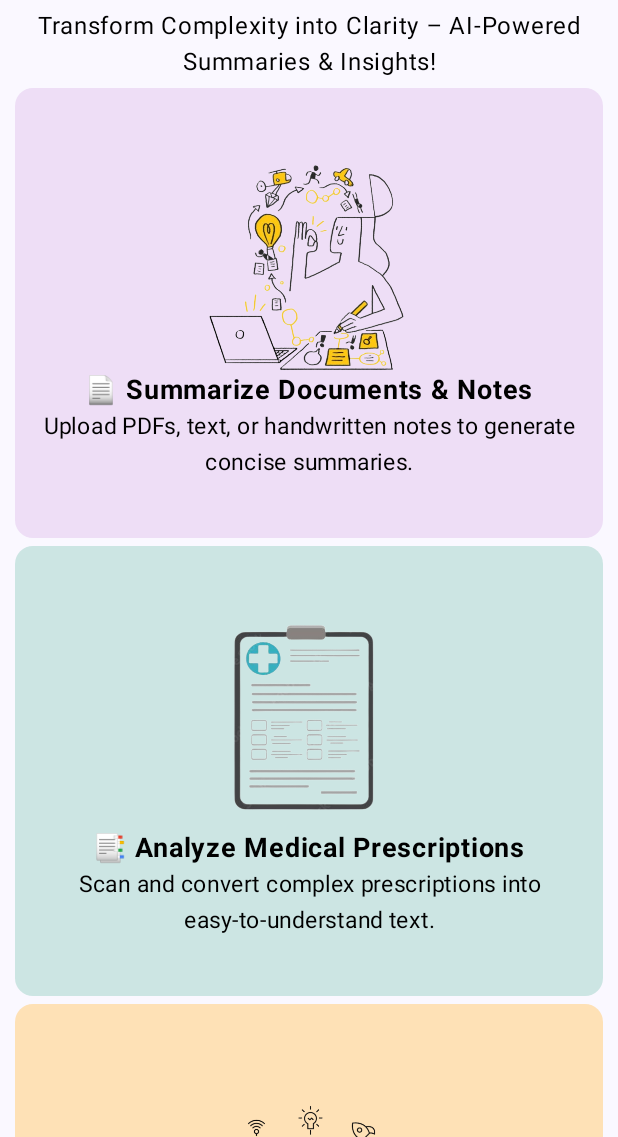
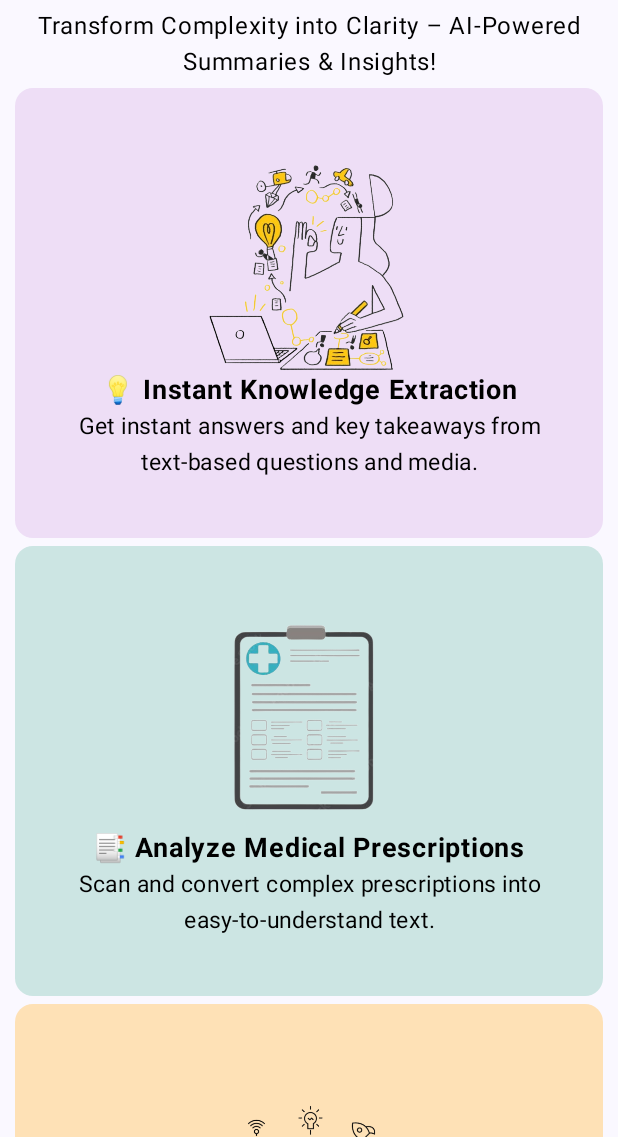
Before and after one commit to DevDewangan16/BrevIQ, an Android app built with Jetpack Compose: the HomeScreen screen opened through its navigation route, on a phone screen of 412 x 824 dp, the part 99-1236 px from its top. Run offline under Robolectric (Android 15) with nearby library versions, the phone set to English and light mode, and no system bars; our stand-ins replace Firebase (no records; nobody signed in at launch, a user with empty details on screens opened directly).

Commit message:
Improved Content Clarity for Better Understanding

```diff
--- a/app/src/main/java/com/example/gemi/ui/HomeScreen.kt
+++ b/app/src/main/java/com/example/gemi/ui/HomeScreen.kt
@@ -88,13 +88,15 @@ fun HomeScreen(brevIQViewModel: BrevIQViewModel,
                             contentScale = ContentScale.FillBounds
                         )
                         Text(
-                            text = "\uD83D\uDCC4 Summarize Documents & Notes",
+//                            text = "\uD83D\uDCC4 Summarize Documents & Notes",
+                            text="\uD83D\uDCA1 Instant Knowledge Extraction",
                             fontSize = 18.sp,
                             color = Color.Black,
                             fontWeight = FontWeight.Bold
                         )
                         Text(
-                            text = "Upload PDFs, text, or handwritten notes to generate concise summaries.",
+                            //text = "Upload PDFs, text, or handwritten notes to generate concise summaries.",
+                            text = "Get instant answers and key takeaways from text-based questions and media.",
                             fontSize = 15.sp,
                             color = Color.Black,
                             textAlign = TextAlign.Center
```
